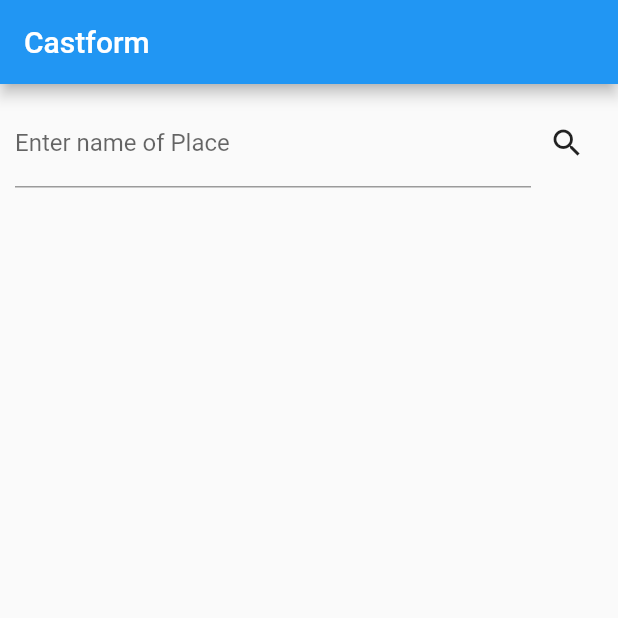
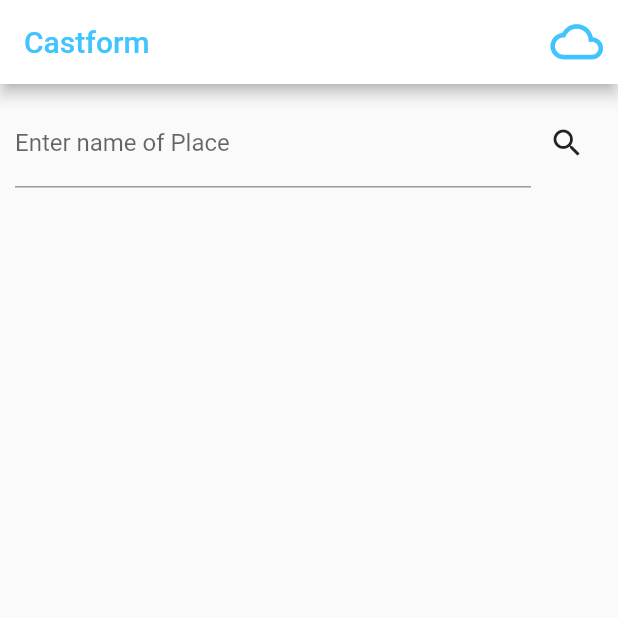
Before and after one commit to BhalchandraNaik/castform, a Flutter app: the screen it shows after launch, on a phone screen of 412 x 824 dp, the top half of it. Run offline on Flutter 3.47's test engine with Material 2 defaults, Android fonts, the phone set to English and light mode, and no system bars; missing offline and left inert: uri.

Commit message:
designed the appbar

```diff
--- a/lib/homeScreen.dart
+++ b/lib/homeScreen.dart
@@ -39,7 +39,14 @@ class _HomePageState extends State<HomePage> {
     return Scaffold(
       resizeToAvoidBottomPadding: false,
       appBar: AppBar(
-        title: Text(widget.title),
+        title: Text(widget.title, style: TextStyle(color: Colors.lightBlueAccent),),
+        backgroundColor: Colors.white,
+        actions: <Widget>[
+          Padding(
+            padding: EdgeInsets.all(10),
+            child: Icon(Icons.cloud_queue, size: 35, color: Colors.lightBlueAccent,),
+          )
+        ],
       ),
       body: Center(
         child: Padding(
```
